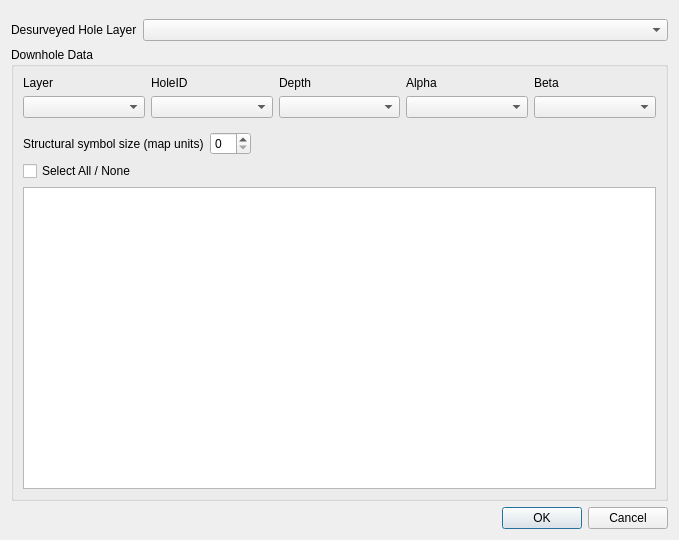
This is downholestructure_dialog_base.ui in rolandhill/geoscience as Qt 5 draws it before an edit. The edited form follows.
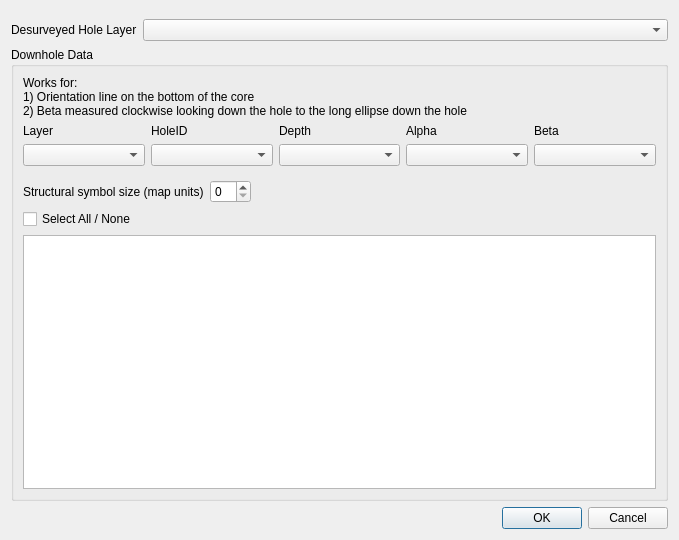
This is the edited form. Custom widgets are drawn as their Qt base class.

Commit message: Add some notes to Structure dialog. Update metadata.

Diff of the .ui file:
```diff
--- a/downholestructure_dialog_base.ui
+++ b/downholestructure_dialog_base.ui
@@ -44,6 +44,16 @@
       <string>Downhole Data</string>
      </property>
      <layout class="QVBoxLayout" name="verticalLayout_3">
+      <item>
+       <widget class="QLabel" name="label_8">
+        <property name="inputMethodHints">
+         <set>Qt::ImhMultiLine</set>
+        </property>
+        <property name="text">
+         <string>&lt;html&gt;&lt;head/&gt;&lt;body&gt;&lt;p&gt;Works for:&lt;br/&gt;1) Orientation line on the bottom of the core&lt;br/&gt;2) Beta measured clockwise looking down the hole to the long ellipse down the hole&lt;/p&gt;&lt;/body&gt;&lt;/html&gt;</string>
+        </property>
+       </widget>
+      </item>
       <item>
        <layout class="QGridLayout" name="gridLayout">
         <property name="topMargin">
```
The commit also changes 4 other files.
